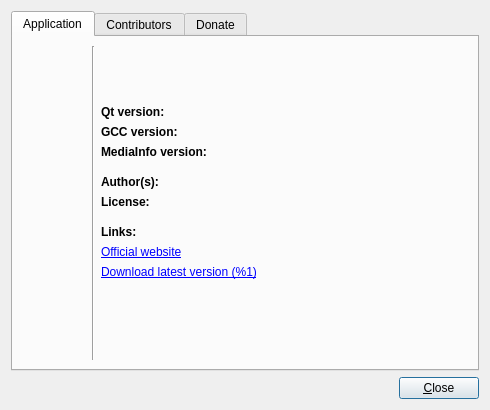
eugene-melnik/alexandra, file src/aboutwindow.ui: the form before one commit.
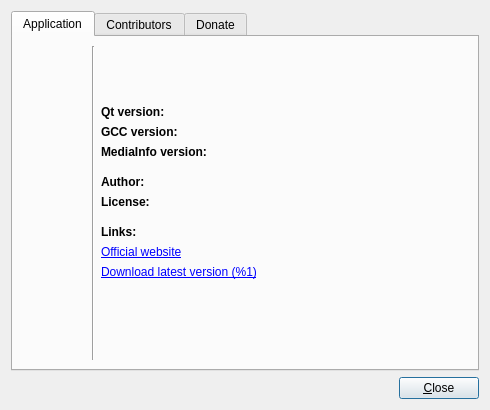
The form after the commit. Icons and pictures are not drawn.

Diff of the .ui file:
```diff
--- a/src/aboutwindow.ui
+++ b/src/aboutwindow.ui
@@ -227,7 +227,7 @@
                 </font>
                </property>
                <property name="text">
-                <string>Author(s):</string>
+                <string>Author:</string>
                </property>
               </widget>
              </item>
```
